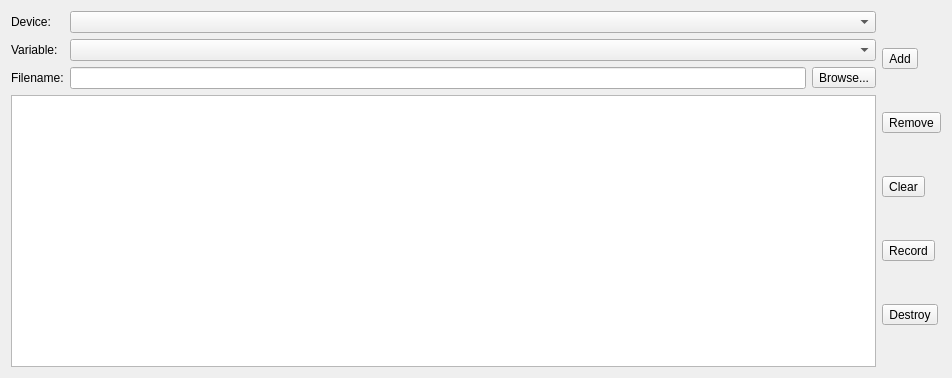
awacha/cct, file cct/qtgui2/main/devicevariablelogging/devicevariablelogger.ui: the form before one commit.
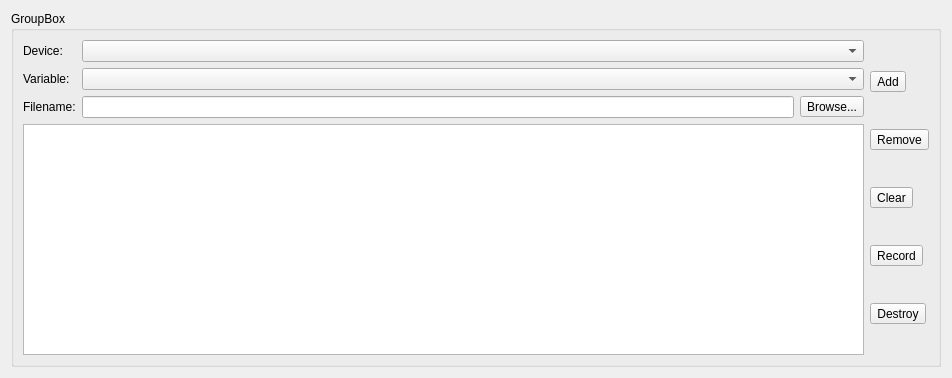
The form after the commit. Icons and pictures are not drawn.

Diff of the .ui file:
```diff
--- a/cct/qtgui2/main/devicevariablelogging/devicevariablelogger.ui
+++ b/cct/qtgui2/main/devicevariablelogging/devicevariablelogger.ui
@@ -18,7 +18,11 @@
     <layout class="QVBoxLayout" name="figureVerticalLayout"/>
    </item>
    <item>
-    <layout class="QGridLayout" name="gridLayout">
+    <widget class="QGroupBox" name="groupBox">
+     <property name="title">
+      <string>GroupBox</string>
+     </property>
+     <layout class="QGridLayout" name="gridLayout_2">
      <item row="2" column="0">
       <widget class="QLabel" name="label_3">
        <property name="sizePolicy">
@@ -35,6 +39,53 @@
        </property>
       </widget>
      </item>
+      <item row="2" column="1">
+       <layout class="QHBoxLayout" name="horizontalLayout_3">
+        <item>
+         <widget class="QLineEdit" name="fileNameLineEdit">
+          <property name="sizePolicy">
+           <sizepolicy hsizetype="Preferred" vsizetype="Fixed">
+            <horstretch>0</horstretch>
+            <verstretch>0</verstretch>
+           </sizepolicy>
+          </property>
+          <property name="toolTip">
+           <string>Name of the file to save the record to</string>
+          </property>
+         </widget>
+        </item>
+        <item>
+         <widget class="QToolButton" name="fileNameToolButton">
+          <property name="toolTip">
+           <string>Select a file name</string>
+          </property>
+          <property name="text">
+           <string>Browse...</string>
+          </property>
+          <property name="icon">
+           <iconset theme="document-open">
+            <normaloff>.</normaloff>.</iconset>
+          </property>
+         </widget>
+        </item>
+       </layout>
+      </item>
+      <item row="1" column="0">
+       <widget class="QLabel" name="label_2">
+        <property name="sizePolicy">
+         <sizepolicy hsizetype="Maximum" vsizetype="Preferred">
+          <horstretch>0</horstretch>
+          <verstretch>0</verstretch>
+         </sizepolicy>
+        </property>
+        <property name="text">
+         <string>Variable:</string>
+        </property>
+        <property name="buddy">
+         <cstring>variableNameComboBox</cstring>
+        </property>
+       </widget>
+      </item>
      <item row="0" column="1">
       <widget class="QComboBox" name="deviceNameComboBox">
        <property name="sizePolicy">
@@ -48,6 +99,13 @@
        </property>
       </widget>
      </item>
+      <item row="1" column="1">
+       <widget class="QComboBox" name="variableNameComboBox">
+        <property name="toolTip">
+         <string>Name of the variable</string>
+        </property>
+       </widget>
+      </item>
      <item row="0" column="0">
       <widget class="QLabel" name="label">
        <property name="sizePolicy">
@@ -64,19 +122,22 @@
        </property>
       </widget>
      </item>
-     <item row="1" column="0">
-      <widget class="QLabel" name="label_2">
+      <item row="3" column="0" colspan="2">
+       <widget class="QTreeView" name="treeView">
        <property name="sizePolicy">
-        <sizepolicy hsizetype="Maximum" vsizetype="Preferred">
+         <sizepolicy hsizetype="Expanding" vsizetype="Expanding">
          <horstretch>0</horstretch>
          <verstretch>0</verstretch>
         </sizepolicy>
        </property>
-       <property name="text">
-        <string>Variable:</string>
-       </property>
-       <property name="buddy">
-        <cstring>variableNameComboBox</cstring>
+        <property name="rootIsDecorated">
+         <bool>false</bool>
+        </property>
+        <property name="uniformRowHeights">
+         <bool>true</bool>
+        </property>
+        <property name="itemsExpandable">
+         <bool>false</bool>
        </property>
       </widget>
      </item>
@@ -157,68 +218,8 @@
        </item>
       </layout>
      </item>
-     <item row="1" column="1">
-      <widget class="QComboBox" name="variableNameComboBox">
-       <property name="toolTip">
-        <string>Name of the variable</string>
-       </property>
-      </widget>
-     </item>
-     <item row="3" column="0" colspan="2">
-      <layout class="QHBoxLayout" name="horizontalLayout">
-       <item>
-        <widget class="QTreeView" name="treeView">
-         <property name="sizePolicy">
-          <sizepolicy hsizetype="Expanding" vsizetype="Expanding">
-           <horstretch>0</horstretch>
-           <verstretch>0</verstretch>
-          </sizepolicy>
-         </property>
-         <property name="rootIsDecorated">
-          <bool>false</bool>
-         </property>
-         <property name="uniformRowHeights">
-          <bool>true</bool>
-         </property>
-         <property name="itemsExpandable">
-          <bool>false</bool>
-         </property>
-        </widget>
-       </item>
-      </layout>
-     </item>
-     <item row="2" column="1">
-      <layout class="QHBoxLayout" name="horizontalLayout_3">
-       <item>
-        <widget class="QLineEdit" name="fileNameLineEdit">
-         <property name="sizePolicy">
-          <sizepolicy hsizetype="Preferred" vsizetype="Fixed">
-           <horstretch>0</horstretch>
-           <verstretch>0</verstretch>
-          </sizepolicy>
-         </property>
-         <property name="toolTip">
-          <string>Name of the file to save the record to</string>
-         </property>
-        </widget>
-       </item>
-       <item>
-        <widget class="QToolButton" name="fileNameToolButton">
-         <property name="toolTip">
-          <string>Select a file name</string>
-         </property>
-         <property name="text">
-          <string>Browse...</string>
-         </property>
-         <property name="icon">
-          <iconset theme="document-open">
-           <normaloff>.</normaloff>.</iconset>
-         </property>
-        </widget>
-       </item>
-      </layout>
-     </item>
-    </layout>
+     </layout>
+    </widget>
    </item>
   </layout>
  </widget>
```
Left out of the diff: 3 changed lines with no effect on the pictures. Lines whose indentation alone changed are shown as unchanged.
